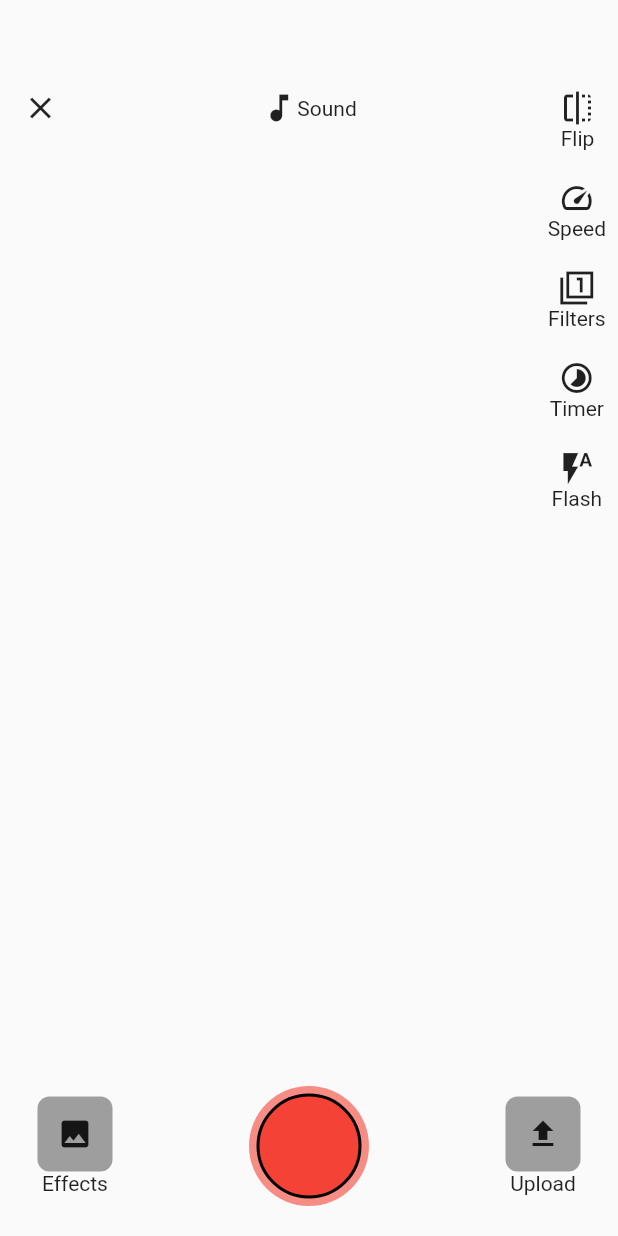
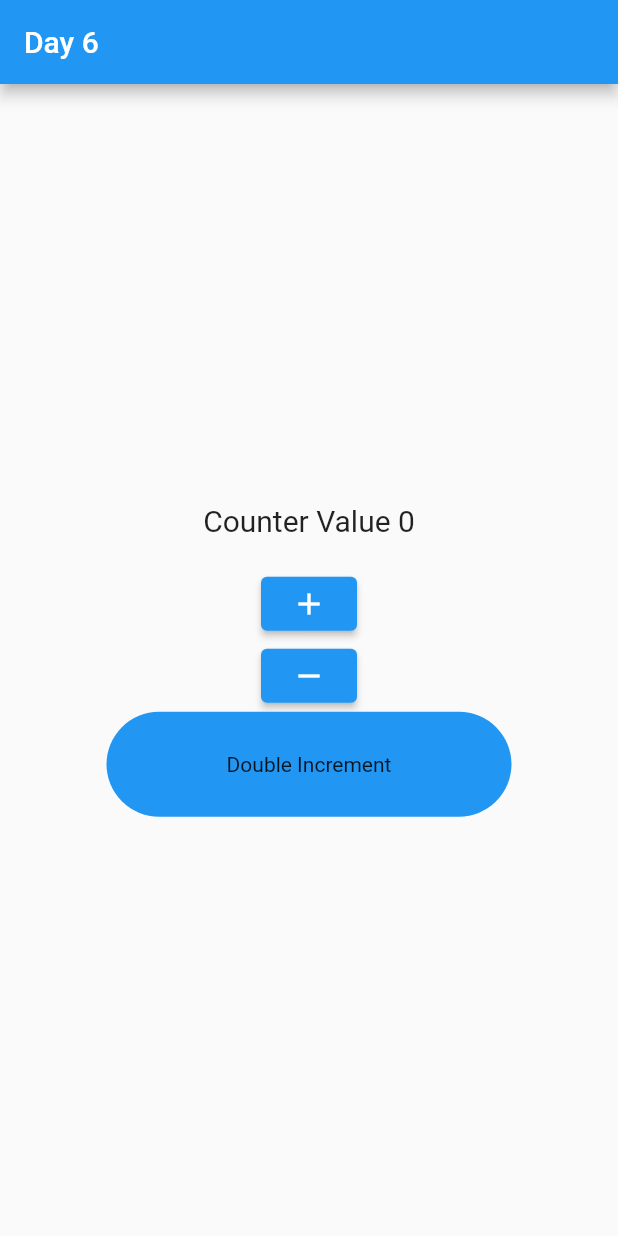
Before and after one commit to wali4414764/Flutter-30-days-Challenge, a Flutter app: the screen it shows after launch, on a phone screen of 412 x 824 dp. Run offline on Flutter 3.47's test engine with Material 2 defaults, Android fonts, the phone set to English and light mode, and no system bars; our stand-ins replace flutter_icons.

Commit message:
'update'

```diff
--- a/lib/main.dart
+++ b/lib/main.dart
@@ -4,6 +4,7 @@ import 'package:waleed/Image_Page.dart';
 import 'package:waleed/pages/Home_page.dart';
 import 'package:waleed/pages/TikTokUI.dart';
 import 'package:waleed/pages/day%205.dart';
+import 'package:waleed/pages/day%206.dart';
 import 'package:waleed/pages/day3.dart';
 import 'package:waleed/pages/day4.dart';
 import 'package:waleed/pages/login%20page.dart';
@@ -19,7 +20,7 @@ class MyApp extends StatelessWidget{
    return MaterialApp(
      debugShowCheckedModeBanner: false,
      title: "flutter 30 days challenge",
-     home: TikTokUI(),
+     home: MyStateFullWidget(),
    );
   }
 
--- a/lib/pages/TikTokUI.dart
+++ b/lib/pages/TikTokUI.dart
@@ -5,6 +5,7 @@ class TikTokUI extends StatelessWidget {
   @override
   Widget build(BuildContext context) {
     return Scaffold(
+      backgroundColor: Colors.white54,
       body: Stack(
         children: [
           Positioned(
--- /dev/null
+++ b/lib/pages/day 6.dart
@@ -0,0 +1,80 @@
+import 'package:flutter/material.dart';
+
+class MyStateFullWidget extends StatefulWidget {
+  @override
+  State<StatefulWidget> createState() {
+    return _MyStateFullWidgetState();
+  }
+}
+
+class _MyStateFullWidgetState extends State<MyStateFullWidget> {
+  int value = 0;
+
+  @override
+  Widget build(BuildContext context) {
+    return Scaffold(
+      appBar: AppBar(
+        title: Text("Day 6"),
+      ),
+      body: Center(
+        child: Column(
+          mainAxisAlignment: MainAxisAlignment.center,
+          children: [
+            Text(
+              "Counter Value $value",
+              style: TextStyle(fontSize: 20),
+            ),
+            SizedBox(
+              height: 20,
+            ),
+            ElevatedButton(
+              onPressed: () {
+                increament();
+
+              },
+              child: Icon(Icons.add),
+            ),
+            ElevatedButton(
+              onPressed: () {
+                decrement();
+              },
+              child: Icon(Icons.remove),
+            ),
+            containerButton()
+          ],
+        ),
+      ),
+    );
+  }
+
+  void increament() {
+    setState(() {
+      value += 1;
+    });
+  }
+  void decrement(){
+    setState(() {
+      value -= 1;
+    });
+  }
+  Widget containerButton(){
+    return InkWell(
+      onTap: (){
+        setState(() {
+          value+=2;
+        });
+
+      },
+      child: Container(
+        height: 70,
+        width: 270,
+        alignment: Alignment.center,
+        decoration: BoxDecoration(
+          color: Colors.blue,
+          borderRadius: BorderRadius.all(Radius.circular(70))
+        ),
+        child: Text("Double Increment"),
+      ),
+    );
+  }
+}
```
